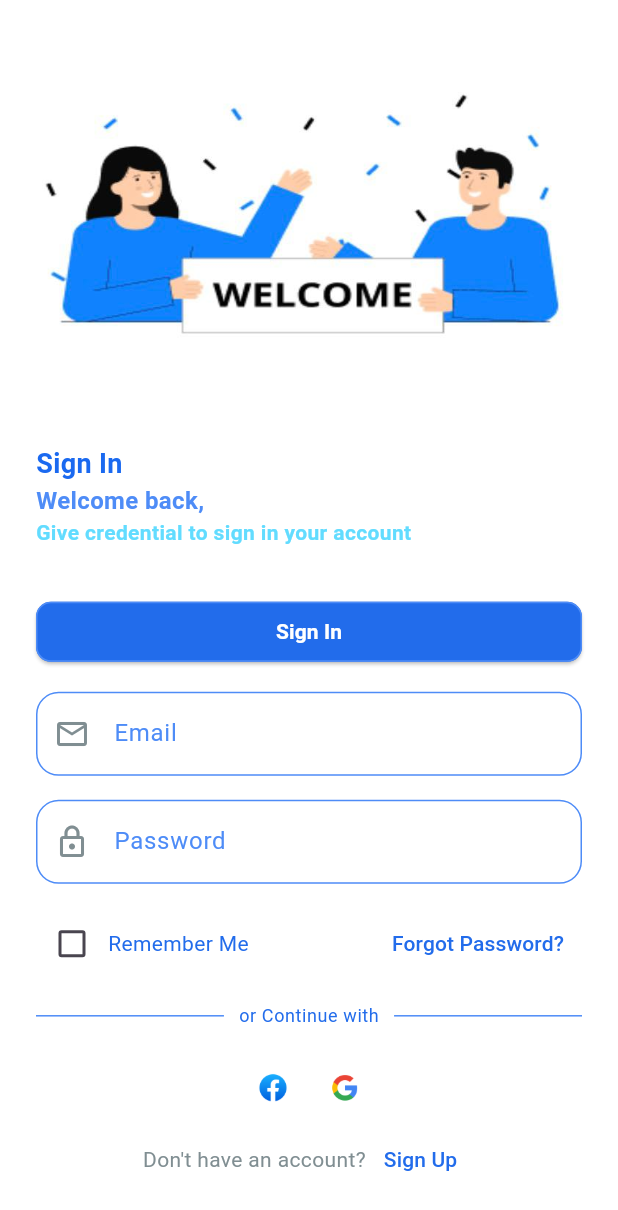
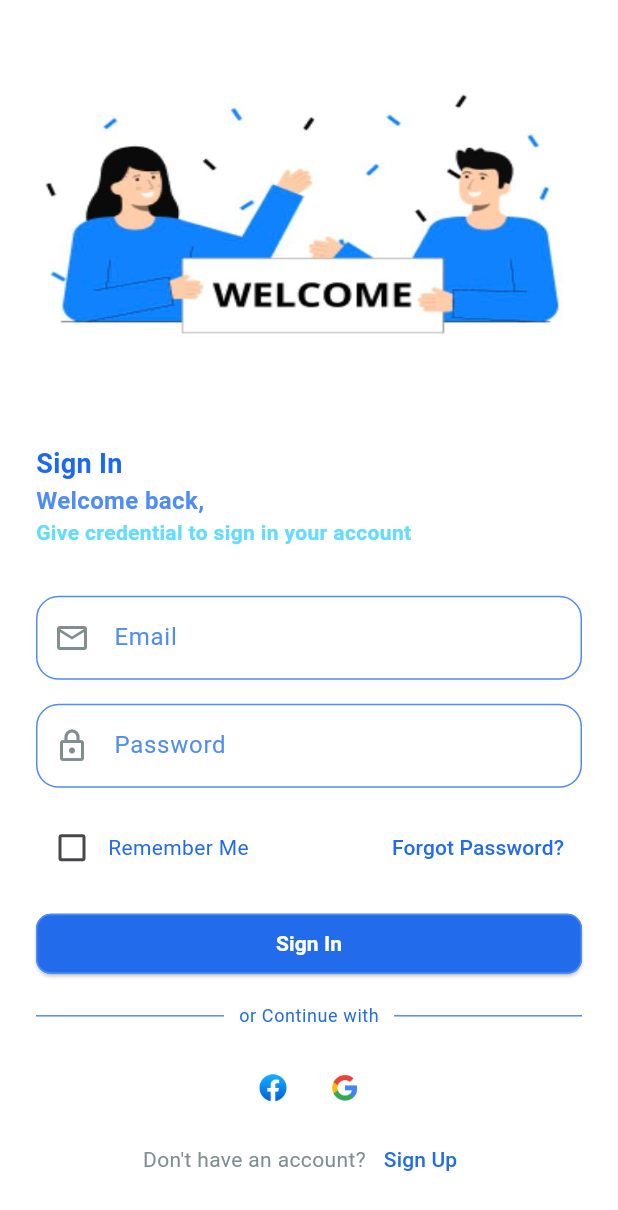
Before and after one commit to Lydia-George/dawaya, a Flutter app: the LoginScreen screen opened directly, on a phone screen of 412 x 824 dp. Shown: the top 1210 px of the screen. Run offline on Flutter 3.47's test engine with Material 3 defaults, Android fonts, the phone set to English and light mode, and no system bars; our stand-ins replace bloc, firebase_auth, firebase_core, flutter_bloc, get, shared_preferences; accounts and stored records are empty.

Commit message:
edit login button position in login_screen.dart

```diff
--- a/lib/presentation/screens/authentication/login_screen.dart
+++ b/lib/presentation/screens/authentication/login_screen.dart
@@ -60,6 +60,19 @@ class LoginScreen extends StatelessWidget {
               ),
               SizedBox(height: DSizes.spaceBtwSections),
 
+
+
+              /// -- LOGIN FORM
+              LoginForm(
+                emailController: emailController,
+                passwordController: passwordController,
+              ),
+
+              /// -- REMEMBER ME & FORGOT PASS
+              RememberMeAndForgetPass(),
+              SizedBox(height: DSizes.spaceBtwItems),
+
+              /// -- SIGN IN BUTTON
               BlocConsumer<AuthCubit, AuthState>(
                 listener: (context, state) {
                   if (state.isSuccess) {
@@ -75,7 +88,6 @@ class LoginScreen extends StatelessWidget {
                   }
                 },
                 builder: (context, state) {
-                  /// -- SIGN IN BUTTON
                   return AuthButtons(
                     btnText: DText.signIn,
 
@@ -90,16 +102,6 @@ class LoginScreen extends StatelessWidget {
                   );
                 },
               ),
-              SizedBox(height: DSizes.spaceBtwItems),
-
-              /// -- LOGIN FORM
-              LoginForm(
-                emailController: emailController,
-                passwordController: passwordController,
-              ),
-
-              /// -- REMEMBER ME & FORGOT PASS
-              RememberMeAndForgetPass(),
               SizedBox(height: DSizes.spaceBtwItems),
 
               /// -- OR CONTINUE WITH
```
